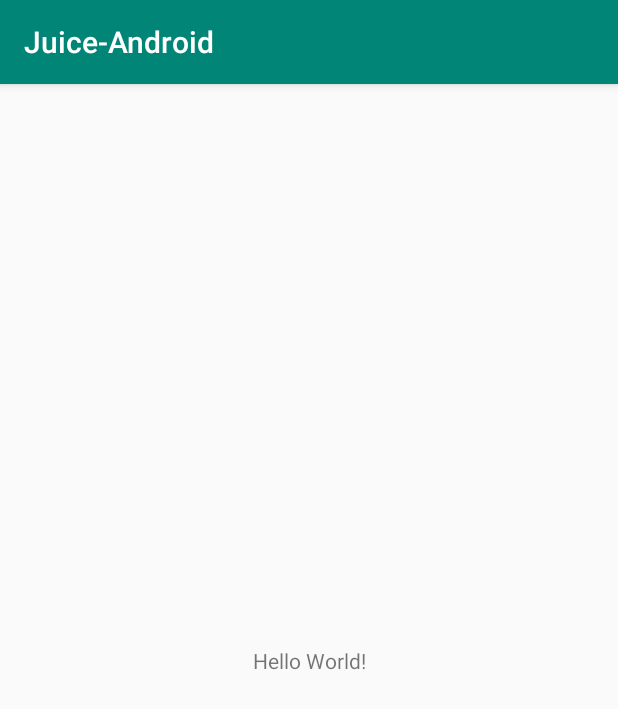
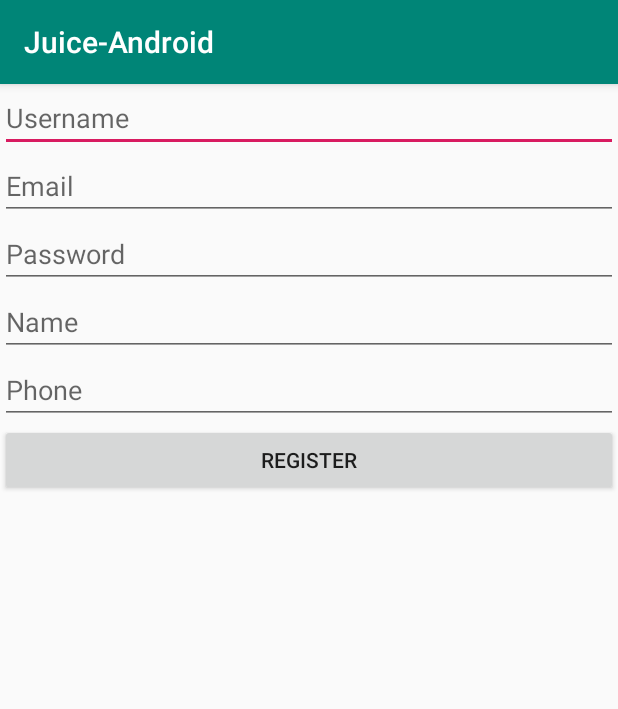
Before and after one commit to mysticalfluffyman/Juice, an Android app: the screen it shows after launch (MainActivity), on a phone screen of 412 x 824 dp. Shown: the top 709 px of the screen. Run offline under Robolectric (Android 15) with nearby library versions, the phone set to English and light mode, and no system bars.

Commit message:
Sudin-Register

```diff
--- a/app/src/main/java/major/com/juice_android/MainActivity.java
+++ b/app/src/main/java/major/com/juice_android/MainActivity.java
@@ -2,10 +2,15 @@ package major.com.juice_android;
 
 import android.support.v7.app.AppCompatActivity;
 import android.os.Bundle;
+import android.widget.Button;
+import android.widget.EditText;
 import android.widget.Toast;
 
 public class MainActivity extends AppCompatActivity
 {
+
+    EditText usernameTxt, nameText, phoneTxt, emailTxt, passwordTxt;
+    Button registerBtn;
 
     @Override
     protected void onCreate(Bundle savedInstanceState)
@@ -13,14 +18,13 @@ public class MainActivity extends AppCompatActivity
         super.onCreate(savedInstanceState);
         setContentView(R.layout.activity_main);
 
-        Toast.makeText(this, "My name is Sudin Joshi", Toast.LENGTH_SHORT).show();
-        Toast.makeText(this, "gitlab bois ?", Toast.LENGTH_SHORT).show();
+        usernameTxt = (EditText)findViewById(R.id.usernameText);
+        nameText = (EditText)findViewById(R.id.nameText);
+        phoneTxt = (EditText)findViewById(R.id.phoneText);
+        emailTxt = (EditText)findViewById(R.id.emailText);
+        passwordTxt = (EditText)findViewById(R.id.passwordText);
+        registerBtn = (Button)findViewById(R.id.registerButton);
 
     }
-    public void what()
-    {
-      int a=4;
-    }
 
-    public void pushIt(){ int b=666;}
 }
--- /dev/null
+++ b/app/src/main/java/major/com/juice_android/model/User.java
@@ -0,0 +1,56 @@
+package major.com.juice_android.model;
+
+public class User
+{
+    private String username, name, password, phone, email;
+
+    public String getUsername()
+    {
+        return username;
+    }
+
+    public void setUsername(String username)
+    {
+        this.username = username;
+    }
+
+    public String getName()
+    {
+        return name;
+    }
+
+    public void setName(String name)
+    {
+        this.name = name;
+    }
+
+    public String getPassword()
+    {
+        return password;
+    }
+
+    public void setPassword(String password)
+    {
+        this.password = password;
+    }
+
+    public String getPhone()
+    {
+        return phone;
+    }
+
+    public void setPhone(String phone)
+    {
+        this.phone = phone;
+    }
+
+    public String getEmail()
+    {
+        return email;
+    }
+
+    public void setEmail(String email)
+    {
+        this.email = email;
+    }
+}
--- a/app/src/main/res/layout/activity_main.xml
+++ b/app/src/main/res/layout/activity_main.xml
@@ -1,18 +1,53 @@
 <?xml version="1.0" encoding="utf-8"?>
-<android.support.constraint.ConstraintLayout xmlns:android="http://schemas.android.com/apk/res/android"
+<LinearLayout xmlns:android="http://schemas.android.com/apk/res/android"
     xmlns:app="http://schemas.android.com/apk/res-auto"
     xmlns:tools="http://schemas.android.com/tools"
     android:layout_width="match_parent"
     android:layout_height="match_parent"
-    tools:context=".MainActivity">
+    tools:context=".MainActivity"
+    android:orientation="vertical">
 
-    <TextView
-        android:layout_width="wrap_content"
-        android:layout_height="wrap_content"
-        android:text="Hello World!"
-        app:layout_constraintBottom_toBottomOf="parent"
-        app:layout_constraintLeft_toLeftOf="parent"
-        app:layout_constraintRight_toRightOf="parent"
-        app:layout_constraintTop_toTopOf="parent" />
+    <EditText
+        android:id="@+id/usernameText"
+        android:hint="Username"
+        android:inputType="text"
+        android:layout_width="match_parent"
+        android:layout_height="wrap_content" />
 
-</android.support.constraint.ConstraintLayout>
+    <EditText
+        android:id="@+id/emailText"
+        android:hint="Email"
+        android:inputType="text"
+        android:layout_width="match_parent"
+        android:layout_height="wrap_content" />
+
+    <EditText
+        android:id="@+id/passwordText"
+        android:hint="Password"
+        android:layout_width="match_parent"
+        android:layout_height="wrap_content" />
+
+    <EditText
+        android:id="@+id/nameText"
+        android:hint="Name"
+        android:inputType="text"
+        android:layout_width="match_parent"
+        android:layout_height="wrap_content" />
+
+    <EditText
+        android:id="@+id/phoneText"
+        android:hint="Phone"
+        android:inputType="text"
+        android:layout_width="match_parent"
+        android:layout_height="wrap_content" />
+
+    <Button
+        android:id="@+id/registerButton"
+        android:text="Register"
+        android:layout_width="match_parent"
+        android:layout_height="wrap_content" />
+
+
+
+
+</LinearLayout>
```
